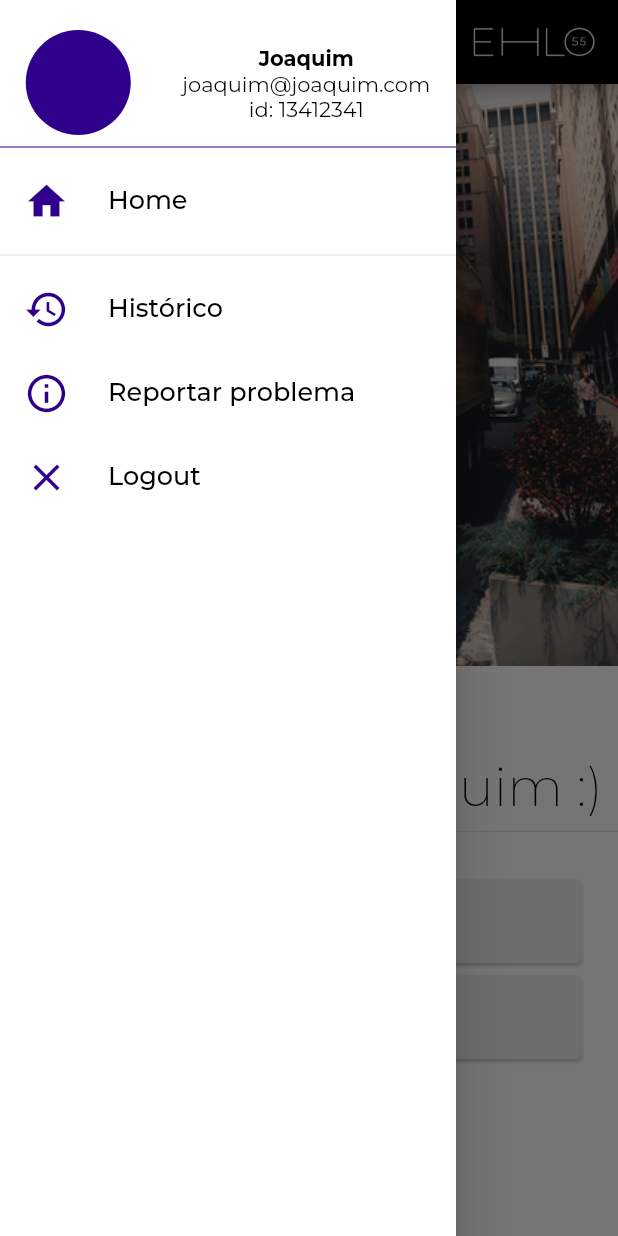
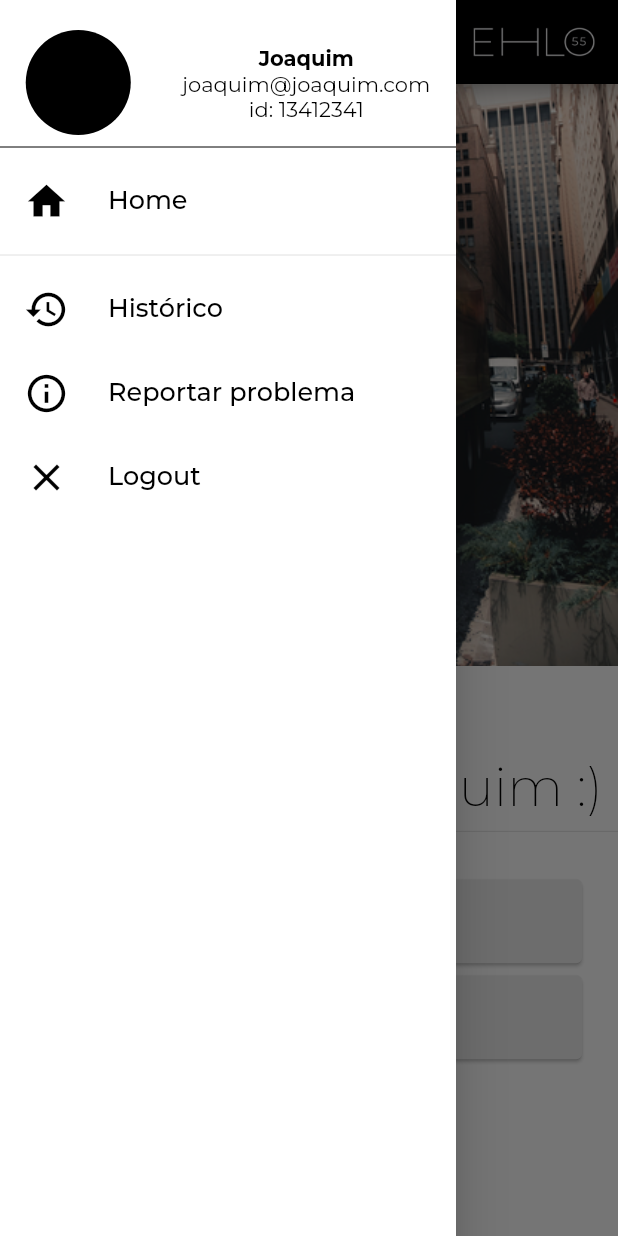
Before and after one commit to pedromtelho/BrasaHacks, a Flutter app: the DriverView screen opened by its route, with the side drawer open, on a phone screen of 412 x 824 dp. Run offline on Flutter 3.47's test engine with Material 2 defaults, Android fonts, the phone set to English and light mode, and no system bars; our stand-ins replace google_fonts, qr_flutter; missing offline and left inert: barcode_scan, swipe_button; network calls fail.

Commit message:
fixing some bugs

```diff
--- a/ehlo55front/lib/components/MarketView/DragButton.dart
+++ b/ehlo55front/lib/components/MarketView/DragButton.dart
@@ -19,7 +19,7 @@ class _DragButtonState extends State<DragButton> {
       child: Padding(
         padding: const EdgeInsets.all(24.0),
         child: SwipeButton(
-          colorBar: HexColor("#2E008B"),
+          colorBar: HexColor("#CCCCCC"),
           thumb: Row(
             mainAxisAlignment: MainAxisAlignment.center,
             children: <Widget>[
--- a/ehlo55front/lib/components/SideBar.dart
+++ b/ehlo55front/lib/components/SideBar.dart
@@ -82,7 +82,7 @@ class _SideBarState extends State<SideBar> {
                     ],
                   ),
                   Divider(
-                    color: HexColor("#2E008B"),
+                    color: HexColor("#000000"),
                   ),
                   ListTile(
                     onTap: () => {Navigator.pushNamed(context, '/')},
@@ -92,7 +92,7 @@ class _SideBarState extends State<SideBar> {
                     ),
                     leading: Icon(
                       Icons.home,
-                      color: HexColor("#2E008B"),
+                      color: HexColor("#000000"),
                       size: 30,
                     ),
                   ),
@@ -125,7 +125,7 @@ class _SideBarState extends State<SideBar> {
                   ),
                   leading: Icon(
                     Icons.clear,
-                    color: HexColor("#2E008B"),
+                    color: HexColor("#000000"),
                     size: 30,
                   ),
                 ),
--- a/ehlo55front/lib/main.dart
+++ b/ehlo55front/lib/main.dart
@@ -19,9 +19,11 @@ class MyApp extends StatelessWidget {
         '/': (context) => RoleSelector(),
         '/Caminhoneiro': (context) => DriverView(),
         '/pay': (context) => DriverPayment(),
-        '/Supermercado': (context) => MarketView(),
+        '/Supermercado': (context) =>
+            MarketView("assets/market.jpg", "Grupo Pão de Açúcar :)"),
         '/Confirmation': (context) => ConfirmationScreen(),
-        '/Valid': (context) => Valid()
+        '/Valid': (context) => Valid(),
+        '/Barista': (context) => MarketView("assets/bar.jpg", "Bar do Joca :)"),
         //  '/Pedidos': (context) => BaristaOrdersView(),
         //  '/Storage': (context) => BaristaStorageView()
       },
--- a/ehlo55front/lib/views/DriverViews/DriverView.dart
+++ b/ehlo55front/lib/views/DriverViews/DriverView.dart
@@ -86,20 +86,20 @@ class _DriverViewState extends State<DriverView> {
       ),
       backgroundColor: HexColor("#ffffff"),
       sideBar: SideBar(
-        backgroundColorAvatar: HexColor("#2E008B"),
+        backgroundColorAvatar: HexColor("#000000"),
         id: "13412341",
         mapTiles: {
           "Histórico": {
             "icon": Icon(
               Icons.history,
-              color: HexColor("#2E008B"),
+              color: HexColor("#000000"),
               size: 30,
             )
           },
           "Reportar problema": {
             "icon": Icon(
               Icons.info_outline,
-              color: HexColor("#2E008B"),
+              color: HexColor("#000000"),
               size: 30,
             )
           }
--- a/ehlo55front/pubspec.yaml
+++ b/ehlo55front/pubspec.yaml
@@ -51,6 +51,7 @@ flutter:
     - assets/inicialRole.png
     - assets/driverView.png
     - assets/market.jpg
+    - assets/bar.jpg
 
 
   # To add assets to your application, add an assets section, like this:
```
Also changed, not shown: ehlo55front/lib/views/MarketView/MarketView.dart (+8 -5 lines), ehlo55front/assets/bar.jpg (added).
